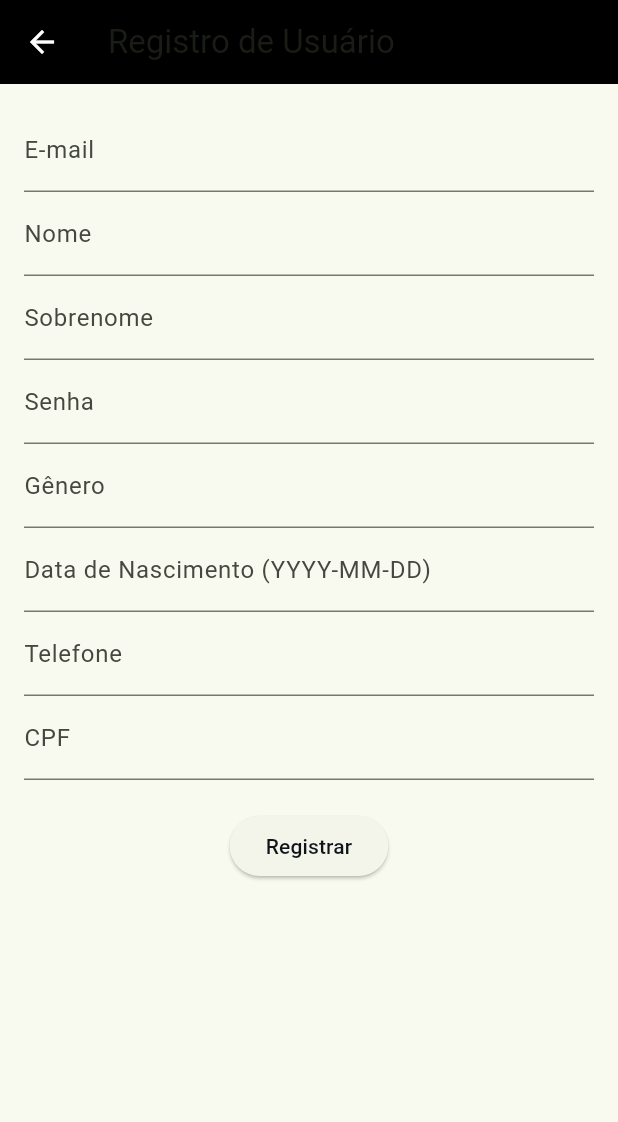
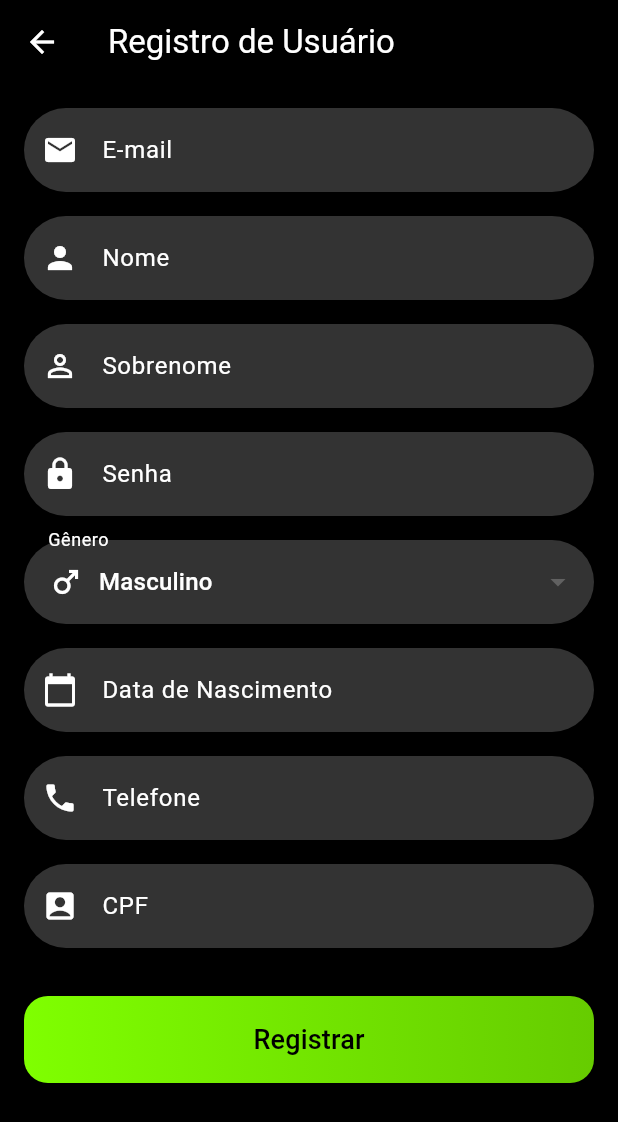
Before and after one commit to lemuelpires/flutter_sigma, a Flutter app: the RegistroScreen screen opened by its route, on a phone screen of 412 x 824 dp. Shown: the top 1122 px of the screen. Run offline on Flutter 3.47's test engine with Material 3 defaults, Android fonts, the phone set to English and light mode, and no system bars; our stand-ins replace cloud_firestore, dio, firebase_auth, firebase_core, font_awesome_flutter, logger and 1 more; accounts and stored records are empty; project files that could hold a hidden picture were left out.

Commit message:
tela de registro de usuario

```diff
--- a/lib/screens/auth/register_screen.dart
+++ b/lib/screens/auth/register_screen.dart
@@ -1,7 +1,9 @@
 import 'package:flutter/material.dart';
+import 'package:flutter/services.dart';
 import 'package:flutter_sigma/models/usuario_model.dart';
 import 'package:flutter_sigma/services/firebase_auth_service.dart';
-import 'package:flutter_sigma/screens/utils/validators.dart'; // Importando um arquivo com as validações
+import 'package:flutter_sigma/screens/utils/validators.dart';
+import 'package:mask_text_input_formatter/mask_text_input_formatter.dart'; // Importando o pacote para máscaras
 
 class RegistroScreen extends StatefulWidget {
   const RegistroScreen({super.key});
@@ -16,12 +18,29 @@ class RegistroScreenState extends State<RegistroScreen> {
   final TextEditingController _nomeController = TextEditingController();
   final TextEditingController _sobrenomeController = TextEditingController();
   final TextEditingController _senhaController = TextEditingController();
-  final TextEditingController _generoController = TextEditingController();
   final TextEditingController _dataNascimentoController = TextEditingController();
   final TextEditingController _telefoneController = TextEditingController();
   final TextEditingController _cpfController = TextEditingController();
 
-  final FirebaseAuthService _authService = FirebaseAuthService();  // Instância do serviço
+  String _generoSelecionado = 'Masculino'; // Valor padrão do gênero
+
+  final FirebaseAuthService _authService = FirebaseAuthService(); // Instância do serviço
+
+  // Máscaras
+  final MaskTextInputFormatter _telefoneFormatter = MaskTextInputFormatter(
+    mask: '(##) #####-####',
+    filter: { "#": RegExp(r'[0-9]') },
+  );
+
+  final MaskTextInputFormatter _cpfFormatter = MaskTextInputFormatter(
+    mask: '###.###.###-##',
+    filter: { "#": RegExp(r'[0-9]') },
+  );
+
+  final MaskTextInputFormatter _dataFormatter = MaskTextInputFormatter(
+    mask: '##/##/####',
+    filter: { "#": RegExp(r'[0-9]') },
+  );
 
   Future<void> _registrarUsuario(BuildContext context) async {
     if (_formKey.currentState!.validate()) {
@@ -33,8 +52,8 @@ class RegistroScreenState extends State<RegistroScreen> {
         nome: _nomeController.text.trim(),
         sobrenome: _sobrenomeController.text.trim(),
         senha: _senhaController.text.trim(),
-        genero: _generoController.text.trim(),
-        dataNascimento: DateTime.parse(_dataNascimentoController.text.trim()),
+        genero: _generoSelecionado,
+        dataNascimento: DateTime.parse(_dataNascimentoController.text.trim().replaceAll('/', '-')), // Ajustando o formato
         telefone: _telefoneController.text.trim(),
         data: DateTime.now(),
         cpf: _cpfController.text.trim(),
@@ -46,7 +65,7 @@ class RegistroScreenState extends State<RegistroScreen> {
 
         if (mounted) {
           scaffoldMessenger.showSnackBar(const SnackBar(content: Text('Usuário registrado com sucesso!')));
-          navigator.pop();  // Retorna à tela de login ou outra tela
+          navigator.pop(); // Retorna à tela de login ou outra tela
         }
       } catch (e) {
         scaffoldMessenger.showSnackBar(SnackBar(content: Text('Erro ao registrar: $e')));
@@ -58,15 +77,17 @@ class RegistroScreenState extends State<RegistroScreen> {
   Widget build(BuildContext context) {
     return Scaffold(
       appBar: AppBar(
-        title: const Text('Registro de Usuário'),
+        title: const Text('Registro de Usuário', style: TextStyle(color: Colors.white)),
         backgroundColor: Colors.black,
       ),
+      backgroundColor: Colors.black,
       body: Padding(
         padding: const EdgeInsets.all(16.0),
         child: Form(
           key: _formKey,
           child: SingleChildScrollView(
             child: Column(
+              crossAxisAlignment: CrossAxisAlignment.stretch,
               children: _buildFormFields(),
             ),
           ),
@@ -77,28 +98,159 @@ class RegistroScreenState extends State<RegistroScreen> {
 
   List<Widget> _buildFormFields() {
     return [
-      _buildTextField(_emailController, 'E-mail', validator: Validators.email),
-      _buildTextField(_nomeController, 'Nome', validator: Validators.notEmpty),
-      _buildTextField(_sobrenomeController, 'Sobrenome', validator: Validators.notEmpty),
-      _buildTextField(_senhaController, 'Senha', obscureText: true, validator: Validators.senha),
-      _buildTextField(_generoController, 'Gênero', validator: Validators.notEmpty),
-      _buildTextField(_dataNascimentoController, 'Data de Nascimento (YYYY-MM-DD)', validator: Validators.dataNascimento),
-      _buildTextField(_telefoneController, 'Telefone', validator: Validators.telefone),
-      _buildTextField(_cpfController, 'CPF', validator: Validators.cpf),
-      const SizedBox(height: 20),
-      ElevatedButton(
-        onPressed: () => _registrarUsuario(context),
-        child: const Text('Registrar'),
+      _buildTextField(
+        _emailController,
+        'E-mail',
+        validator: Validators.email,
+        icon: Icons.email,
+      ),
+      const SizedBox(height: 16),
+      _buildTextField(
+        _nomeController,
+        'Nome',
+        validator: Validators.notEmpty,
+        icon: Icons.person,
+      ),
+      const SizedBox(height: 16),
+      _buildTextField(
+        _sobrenomeController,
+        'Sobrenome',
+        validator: Validators.notEmpty,
+        icon: Icons.person_outline,
+      ),
+      const SizedBox(height: 16),
+      _buildTextField(
+        _senhaController,
+        'Senha',
+        obscureText: true,
+        validator: Validators.senha,
+        icon: Icons.lock,
+      ),
+      const SizedBox(height: 16),
+      _buildGeneroDropdown(), // Campo para selecionar o gênero
+      const SizedBox(height: 16),
+      _buildTextField(
+        _dataNascimentoController,
+        'Data de Nascimento',
+        validator: Validators.dataNascimento,
+        icon: Icons.calendar_today,
+        inputFormatters: [_dataFormatter], // Máscara para data
+      ),
+      const SizedBox(height: 16),
+      _buildTextField(
+        _telefoneController,
+        'Telefone',
+        validator: Validators.telefone,
+        icon: Icons.phone,
+        inputFormatters: [_telefoneFormatter], // Máscara para telefone
+      ),
+      const SizedBox(height: 16),
+      _buildTextField(
+        _cpfController,
+        'CPF',
+        validator: Validators.cpf,
+        icon: Icons.account_box,
+        inputFormatters: [_cpfFormatter], // Máscara para CPF
+      ),
+      const SizedBox(height: 32),
+      Container(
+        decoration: BoxDecoration(
+          gradient: const LinearGradient(
+            colors: [Color(0xFF7FFF00), Color(0xFF66CC00)],
+          ),
+          borderRadius: BorderRadius.circular(16),
+        ),
+        child: ElevatedButton(
+          onPressed: () => _registrarUsuario(context),
+          style: ElevatedButton.styleFrom(
+            padding: const EdgeInsets.symmetric(vertical: 16),
+            backgroundColor: Colors.transparent,
+            shadowColor: Colors.transparent,
+          ),
+          child: const Text(
+            'Registrar',
+            style: TextStyle(fontSize: 18, color: Colors.black),
+          ),
+        ),
       ),
     ];
   }
 
-  TextFormField _buildTextField(TextEditingController controller, String labelText, {bool obscureText = false, String? Function(String?)? validator}) {
+  Widget _buildGeneroDropdown() {
+    return SizedBox(
+      width: double.infinity,
+      child: DropdownButtonFormField<String>(
+        value: _generoSelecionado,
+        decoration: InputDecoration(
+          labelText: 'Gênero',
+          labelStyle: const TextStyle(color: Colors.white),
+          filled: true,
+          fillColor: Colors.white.withOpacity(0.2),
+          border: OutlineInputBorder(
+            borderRadius: BorderRadius.circular(30),
+            borderSide: BorderSide.none,
+          ),
+        ),
+        dropdownColor: const Color.fromARGB(255, 70, 69, 69),
+        isExpanded: true,
+        borderRadius: BorderRadius.circular(30),
+        items: const [
+          DropdownMenuItem(
+            value: 'Masculino',
+            child: Row(
+              children: [
+                Icon(Icons.male, color: Colors.white),
+                SizedBox(width: 10),
+                Text('Masculino', style: TextStyle(color: Colors.white)),
+              ],
+            ),
+          ),
+          DropdownMenuItem(
+            value: 'Feminino',
+            child: Row(
+              children: [
+                Icon(Icons.female, color: Colors.white),
+                SizedBox(width: 10),
+                Text('Feminino', style: TextStyle(color: Colors.white)),
+              ],
+            ),
+          ),
+        ],
+        onChanged: (value) {
+          setState(() {
+            _generoSelecionado = value!;
+          });
+        },
+        itemHeight: 60,
+      ),
+    );
+  }
+
+  TextFormField _buildTextField(
+    TextEditingController controller,
+    String labelText, {
+    bool obscureText = false,
+    String? Function(String?)? validator,
+    IconData? icon,
+    List<TextInputFormatter>? inputFormatters,
+  }) {
     return TextFormField(
       controller: controller,
-      decoration: InputDecoration(labelText: labelText),
+      decoration: InputDecoration(
+        prefixIcon: Icon(icon, color: Colors.white),
+        labelText: labelText,
+        labelStyle: const TextStyle(color: Colors.white),
+        filled: true,
+        fillColor: Colors.white.withOpacity(0.2),
+        border: OutlineInputBorder(
+          borderRadius: BorderRadius.circular(30),
+          borderSide: BorderSide.none,
+        ),
+      ),
       obscureText: obscureText,
+      style: const TextStyle(color: Colors.white),
       validator: validator,
+      inputFormatters: inputFormatters,
     );
   }
 }
--- a/lib/screens/utils/validators.dart
+++ b/lib/screens/utils/validators.dart
@@ -34,9 +34,9 @@ class Validators {
       return 'Por favor, insira a data de nascimento.';
     }
     try {
-      DateFormat('yyyy-MM-dd').parseStrict(value);
+      DateFormat('dd/MM/yyy').parseStrict(value);
     } catch (e) {
-      return 'Data de nascimento inválida. Use o formato YYYY-MM-DD.';
+      return 'Data de nascimento inválida. Use o formato dd/MM/yyy.';
     }
     return null;
   }
--- a/pubspec.yaml
+++ b/pubspec.yaml
@@ -21,6 +21,7 @@ dependencies:
   http: ^1.2.2
   provider: ^6.1.2
   intl: ^0.19.0
+  mask_text_input_formatter: ^2.9.0
 
 dev_dependencies:
   flutter_test:
```
Also changed, not shown: pubspec.lock.
